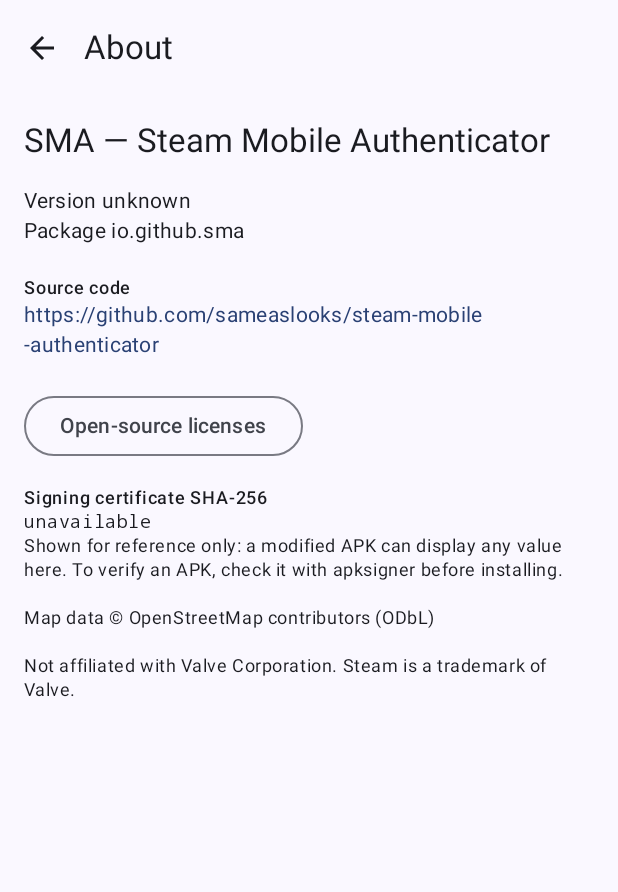
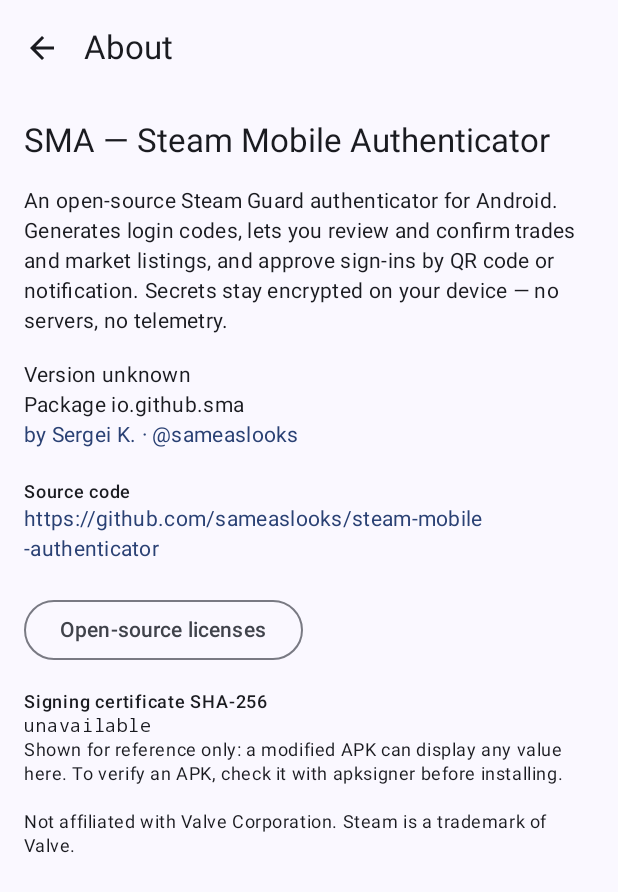
Before and after one commit to sameaslooks/steam-mobile-authenticator, an Android app built with Jetpack Compose: the composable AboutScreen shown on its own in the app's theme, on a phone screen of 412 x 824 dp. Shown: the top 892 px of the screen. Run offline under Robolectric (Android 15) with nearby library versions, the phone set to English and light mode, and no system bars; 2 statements that could not run were skipped.

Commit message:
Rework About screen
- Add short app description under the title
- Add author line linking to the GitHub profile
- Remove duplicate OpenStreetMap attribution from About (kept on the map and in Open-source licenses)

```diff
--- a/app/src/main/java/io/github/sma/ui/AboutScreen.kt
+++ b/app/src/main/java/io/github/sma/ui/AboutScreen.kt
@@ -40,6 +40,7 @@ import java.security.MessageDigest
 fun AboutScreen(nav: NavController) {
     val context = LocalContext.current
     val repoUrl = stringResource(R.string.repo_url)
+    val authorUrl = stringResource(R.string.author_url)
     val versionName = remember(context) {
         runCatching { context.packageManager.getPackageInfo(context.packageName, 0).versionName }
             .getOrNull() ?: "unknown"
@@ -69,9 +70,19 @@ fun AboutScreen(nav: NavController) {
                 text = "SMA — Steam Mobile Authenticator",
                 style = MaterialTheme.typography.titleLarge,
             )
+            Text(
+                text = "An open-source Steam Guard authenticator for Android. Generates login codes, lets you review and confirm trades and market listings, and approve sign-ins by QR code or notification. Secrets stay encrypted on your device — no servers, no telemetry.",
+                style = MaterialTheme.typography.bodyMedium,
+            )
             Column {
                 Text("Version $versionName", style = MaterialTheme.typography.bodyMedium)
                 Text("Package ${context.packageName}", style = MaterialTheme.typography.bodyMedium)
+                Text(
+                    text = "by Sergei K. · @sameaslooks",
+                    style = MaterialTheme.typography.bodyMedium,
+                    color = MaterialTheme.colorScheme.primary,
+                    modifier = Modifier.clickable { openUrl(context, authorUrl) },
+                )
             }
             Column(
                 modifier = Modifier
@@ -102,10 +113,6 @@ fun AboutScreen(nav: NavController) {
                     style = MaterialTheme.typography.bodySmall,
                 )
             }
-            Text(
-                text = "Map data © OpenStreetMap contributors (ODbL)",
-                style = MaterialTheme.typography.bodySmall,
-            )
             Text(
                 text = "Not affiliated with Valve Corporation. Steam is a trademark of Valve.",
                 style = MaterialTheme.typography.bodySmall,
--- a/app/src/main/res/values/strings.xml
+++ b/app/src/main/res/values/strings.xml
@@ -2,4 +2,5 @@
 <resources>
     <string name="app_name">SMA</string>
     <string name="repo_url" translatable="false">https://github.com/sameaslooks/steam-mobile-authenticator</string>
+    <string name="author_url" translatable="false">https://github.com/sameaslooks</string>
 </resources>
```
Also changed, not shown: 1 other file.
